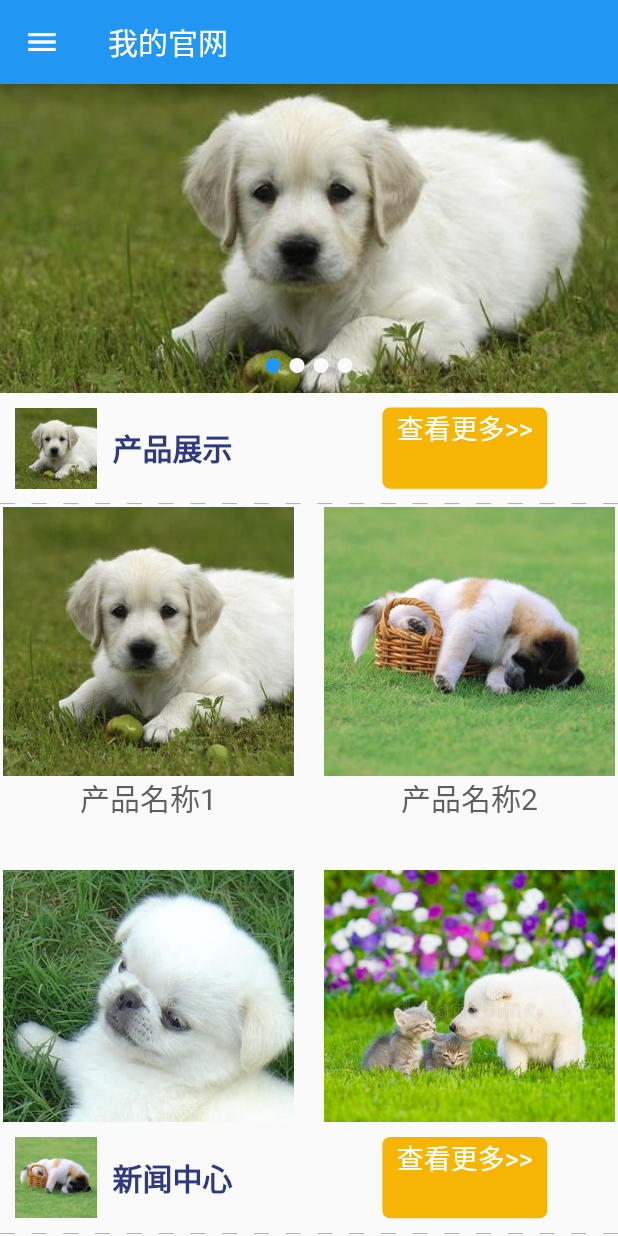
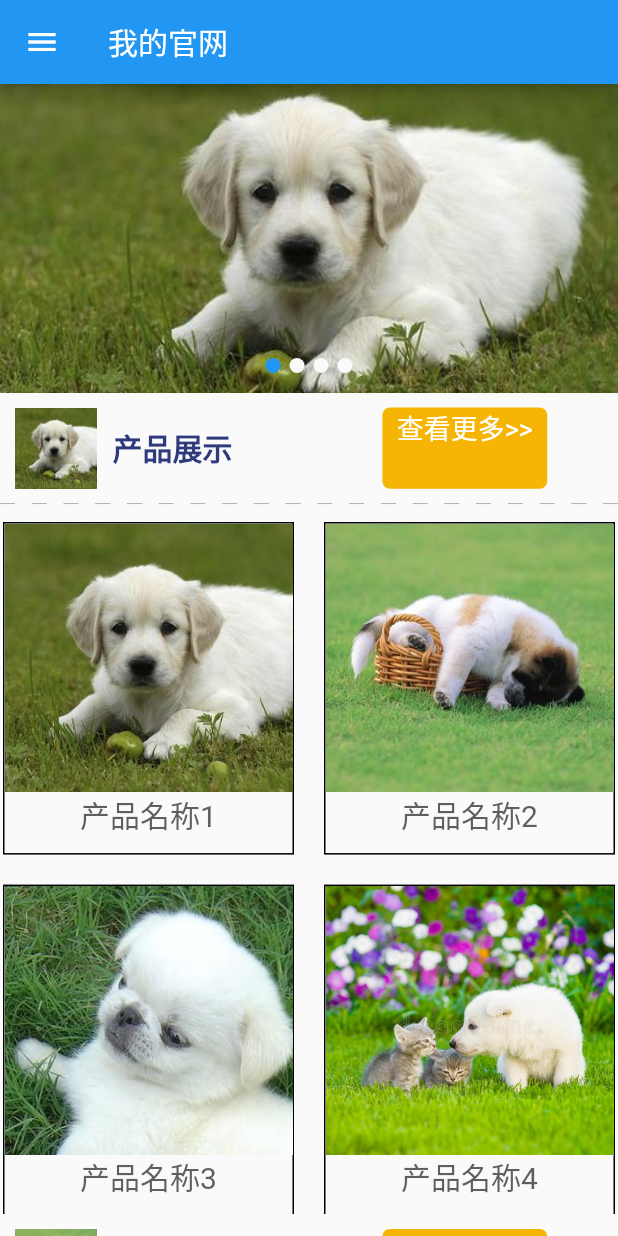
Before and after one commit to waltkong/flutter_walt_enterprise, a Flutter app: the screen it shows after launch, on a phone screen of 412 x 824 dp. Run offline on Flutter 3.47's test engine with Material 2 defaults, Android fonts, the phone set to English and light mode, and no system bars; our stand-ins replace flutter_screenutil, flutter_swiper.

Commit message:
首页布局完毕

```diff
--- /dev/null
+++ b/flutter_walt_enterprise/lib/datas/about_us_data.dart
@@ -0,0 +1,17 @@
+class AboutUsData{
+
+  static Map data = {
+    'image':'assets/images/dog5.jpg',
+    'content': '某某制造集团有限公司，总部位于中国广州，成立于1989年，2004年在香港上市经过多年的发展，某某制造集团有限公司以是中国名牌及广东省省重点培育和发展的国际知名品牌。公司是全球领先的钣金设备制造商之一，中国领先的钣金设备生产商之一。秉承“步步攀高，孜孜求精”的企业精神，某某制造以“为人类文明传递进步动力”为己任，不断加强内部管理的精细化、专业化和市场发展的国际化。凭借先进的技术、可靠的质量和周到服务，'
+        '某某制造已成为全球业内最具竞争力的合作伙伴之一。国家技术创新示范企业公司拥有国家认定企业技术中心，及省级工某某制造集团有限公司，总部位于中国广州，成立于1989年，2004年在香港上市经过多年的发展，某某制造集团有限公司以是中国名牌及广东省省重点培育和发展的国际知名品牌。公司是全球领先的钣金设备制造商之一，中国领先的钣金设备生产商之一。秉承“步步攀高，孜孜求精”的企业精神，某某制造以“为人类文明传递进步动力”为己任，不断加强内部管理的精细化、专业化和市场发展的国际化。凭借先进的技术、可靠的质量和周到服务，'
+        '某某制造已成为全球业内最具竞争力的合作伙伴之一。国家技术创新示范企业公司拥有国家认定企业技术中心，及省级工某某制造集团有限公司，总部位于中国广州，成立于1989年，2004年在香港上市经过多年的发展，某某制造集团有限公司以是中国名牌及广东省省重点培育和发展的国际知名品牌。公司是全球领先的钣金设备制造商之一，中国领先的钣金设备生产商之一。秉承“步步攀高，孜孜求精”的企业精神，某某制造以“为人类文明传递进步动力”为己任，不断加强内部管理的精细化、专业化和市场发展的国际化。凭借先进的技术、可靠的质量和周到服务，'
+        '某某制造已成为全球业内最具竞争力的合作伙伴之一。国家技术创新示范企业公司拥有国家认定企业技术中心，及省级工',
+    'address':'广东省广州市天河区某某工业区88号',
+    'phone':'400-123-4567',
+    'email':'aaaaaaa@email.com',
+    'wechat':'assets/images/dog4.jpg',
+    'user': '马云',
+  };
+
+
+}
--- /dev/null
+++ b/flutter_walt_enterprise/lib/datas/news_data.dart
@@ -0,0 +1,96 @@
+class NewsData{
+
+  static List list = [
+    {
+      'time_ym':'2019-11',
+      'time_d':'03',
+      'id':'1',
+      'image':'assets/images/dog1.jpg',
+      'name':'花开花落，其实应该与季节无关吧1',
+      'description':'路依旧还是那条路，当多少年过去，离往事越来越远，便也没再追寻。于是就想到要去寻梦，去找寻一种久违的心情，看那桃花是否依旧笑春风',
+      'content':'有谁能够挽留住那些花朵？听任淡淡的清香揪心的惆怅。是否也在回忆那淡淡的雨夜，那盈盈的绿叶？而我终是做着这个世上最无聊之事，闲看花开花落，徒留伤心往事。故人总是说，曾经沧海难为水，除却巫山不是云。那端起的酒杯也过是这个故事里应该有的道具而已，是谁为谁青杏煮酒，是谁为谁梅子雨冷，是谁为谁衣带渐宽终不悔，是谁为谁滴不尽相思血泪抛红豆，那么又是谁为谁开不完春柳春花满画楼？',
+    },
+    {
+      'time_ym':'2019-12',
+      'time_d':'04',
+      'id':'2',
+      'image':'assets/images/dog2.jpg',
+      'name':'蜘蛛不会飞翔，但它能够把网凌结在半空中2',
+      'description':'一天，我发现，一只黑蜘蛛在后院的两檐之间结了一张很大的网。难道蜘蛛会飞？',
+      'content':'一天，我发现，一只黑蜘蛛在后院的两檐之间结了一张很大的网。难道蜘蛛会飞？要不，从这个檐头到那个檐头，中间有一丈余宽，第一根线是怎么拉过去的？后来，我发现蜘蛛走了许多弯路--从一个檐头起，打结，顺墙而下，一步一步向前爬，小心翼翼，翘起尾部，不让丝沾到地面的沙石或别的物体上，走过空地，再爬上对面的檐头，高度差不多了，再把丝收紧，以后也是如此。启示：蜘蛛不会飞翔，但它能够把网凌结在半空中。它是勤奋、敏感、沉默而坚韧的昆虫，它的网制得精巧而规矩，八卦形地张开，仿佛得到神助。这样的成绩，使人不由想起那些沉默寡言的人和一些深藏不露的智者。于是，我记住了蜘蛛不会飞翔，但它照样把网结在空中。奇迹是执着者造成的。'
+    },
+    {
+      'time_ym':'2019-12',
+      'time_d':'05',
+      'id':'3',
+      'image':'assets/images/dog3.jpg',
+      'name':'要养成成功的习惯3',
+      'description':'守时；写点日记，不要太依靠记忆；随时记录想到的灵感；把重要的观念、方法写下来，随时提示自己；走路比平时快30%，肢体语言健康有力，不懒散、萎靡；',
+      'content':'一天，我发现，一只黑蜘蛛在后院的两檐之间结了一张很大的网。难道蜘蛛会飞？要不，从这个檐头到那个檐头，中间有一丈余宽，第一根线是怎么拉过去的？后来，我发现蜘蛛走了许多弯路--从一个檐头起，打结，顺墙而下，一步一步向前爬，小心翼翼，翘起尾部，不让丝沾到地面的沙石或别的物体上，走过空地，再爬上对面的檐头，高度差不多了，再把丝收紧，以后也是如此。启示：蜘蛛不会飞翔，但它能够把网凌结在半空中。它是勤奋、敏感、沉默而坚韧的昆虫，它的网制得精巧而规矩，八卦形地张开，仿佛得到神助。这样的成绩，使人不由想起那些沉默寡言的人和一些深藏不露的智者。于是，我记住了蜘蛛不会飞翔，但它照样把网结在空中。奇迹是执着者造成的。'
+    },
+    {
+      'time_ym':'2019-12',
+      'time_d':'06',
+      'id':'4',
+      'image':'assets/images/dog4.jpg',
+      'name':'花开花落，其实应该与季节无关吧4',
+      'description':'路依旧还是那条路，当多少年过去，离往事越来越远，便也没再追寻。于是就想到要去寻梦，去找寻一种久违的心情，看那桃花是否依旧笑春风',
+      'content':'有谁能够挽留住那些花朵？听任淡淡的清香揪心的惆怅。是否也在回忆那淡淡的雨夜，那盈盈的绿叶？而我终是做着这个世上最无聊之事，闲看花开花落，徒留伤心往事。故人总是说，曾经沧海难为水，除却巫山不是云。那端起的酒杯也过是这个故事里应该有的道具而已，是谁为谁青杏煮酒，是谁为谁梅子雨冷，是谁为谁衣带渐宽终不悔，是谁为谁滴不尽相思血泪抛红豆，那么又是谁为谁开不完春柳春花满画楼？'
+    },
+    {
+      'time_ym':'2019-12',
+      'time_d':'07',
+      'id':'5',
+      'image':'assets/images/dog4.jpg',
+      'name':'花开花落，其实应该与季节无关吧5',
+      'description':'路依旧还是那条路，当多少年过去，离往事越来越远，便也没再追寻。于是就想到要去寻梦，去找寻一种久违的心情，看那桃花是否依旧笑春风',
+      'content':'有谁能够挽留住那些花朵？听任淡淡的清香揪心的惆怅。是否也在回忆那淡淡的雨夜，那盈盈的绿叶？而我终是做着这个世上最无聊之事，闲看花开花落，徒留伤心往事。故人总是说，曾经沧海难为水，除却巫山不是云。那端起的酒杯也过是这个故事里应该有的道具而已，是谁为谁青杏煮酒，是谁为谁梅子雨冷，是谁为谁衣带渐宽终不悔，是谁为谁滴不尽相思血泪抛红豆，那么又是谁为谁开不完春柳春花满画楼？'
+    },
+    {
+      'time_ym':'2019-12',
+      'time_d':'07',
+      'id':'6',
+      'image':'assets/images/dog4.jpg',
+      'name':'花开花落，其实应该与季节无关吧6',
+      'description':'路依旧还是那条路，当多少年过去，离往事越来越远，便也没再追寻。于是就想到要去寻梦，去找寻一种久违的心情，看那桃花是否依旧笑春风',
+      'content':'有谁能够挽留住那些花朵？听任淡淡的清香揪心的惆怅。是否也在回忆那淡淡的雨夜，那盈盈的绿叶？而我终是做着这个世上最无聊之事，闲看花开花落，徒留伤心往事。故人总是说，曾经沧海难为水，除却巫山不是云。那端起的酒杯也过是这个故事里应该有的道具而已，是谁为谁青杏煮酒，是谁为谁梅子雨冷，是谁为谁衣带渐宽终不悔，是谁为谁滴不尽相思血泪抛红豆，那么又是谁为谁开不完春柳春花满画楼？'
+    },
+    {
+      'time_ym':'2019-12',
+      'time_d':'07',
+      'id':'7',
+      'image':'assets/images/dog4.jpg',
+      'name':'花开花落，其实应该与季节无关吧7',
+      'description':'路依旧还是那条路，当多少年过去，离往事越来越远，便也没再追寻。于是就想到要去寻梦，去找寻一种久违的心情，看那桃花是否依旧笑春风',
+      'content':'有谁能够挽留住那些花朵？听任淡淡的清香揪心的惆怅。是否也在回忆那淡淡的雨夜，那盈盈的绿叶？而我终是做着这个世上最无聊之事，闲看花开花落，徒留伤心往事。故人总是说，曾经沧海难为水，除却巫山不是云。那端起的酒杯也过是这个故事里应该有的道具而已，是谁为谁青杏煮酒，是谁为谁梅子雨冷，是谁为谁衣带渐宽终不悔，是谁为谁滴不尽相思血泪抛红豆，那么又是谁为谁开不完春柳春花满画楼？'
+    },
+    {
+      'time_ym':'2019-12',
+      'time_d':'08',
+      'id':'8',
+      'image':'assets/images/dog4.jpg',
+      'name':'花开花落，其实应该与季节无关吧8',
+      'description':'路依旧还是那条路，当多少年过去，离往事越来越远，便也没再追寻。于是就想到要去寻梦，去找寻一种久违的心情，看那桃花是否依旧笑春风',
+      'content':'有谁能够挽留住那些花朵？听任淡淡的清香揪心的惆怅。是否也在回忆那淡淡的雨夜，那盈盈的绿叶？而我终是做着这个世上最无聊之事，闲看花开花落，徒留伤心往事。故人总是说，曾经沧海难为水，除却巫山不是云。那端起的酒杯也过是这个故事里应该有的道具而已，是谁为谁青杏煮酒，是谁为谁梅子雨冷，是谁为谁衣带渐宽终不悔，是谁为谁滴不尽相思血泪抛红豆，那么又是谁为谁开不完春柳春花满画楼？'
+    },
+    {
+      'time_ym':'2018-12',
+      'time_d':'07',
+      'id':'9',
+      'image':'assets/images/dog4.jpg',
+      'name':'花开花落，其实应该与季节无关吧9',
+      'description':'路依旧还是那条路，当多少年过去，离往事越来越远，便也没再追寻。于是就想到要去寻梦，去找寻一种久违的心情，看那桃花是否依旧笑春风',
+      'content':'有谁能够挽留住那些花朵？听任淡淡的清香揪心的惆怅。是否也在回忆那淡淡的雨夜，那盈盈的绿叶？而我终是做着这个世上最无聊之事，闲看花开花落，徒留伤心往事。故人总是说，曾经沧海难为水，除却巫山不是云。那端起的酒杯也过是这个故事里应该有的道具而已，是谁为谁青杏煮酒，是谁为谁梅子雨冷，是谁为谁衣带渐宽终不悔，是谁为谁滴不尽相思血泪抛红豆，那么又是谁为谁开不完春柳春花满画楼？'
+    },
+    {
+      'time_ym':'2018-12',
+      'time_d':'07',
+      'id':'10',
+      'image':'assets/images/dog4.jpg',
+      'name':'花开花落，其实应该与季节无关吧10',
+      'description':'路依旧还是那条路，当多少年过去，离往事越来越远，便也没再追寻。于是就想到要去寻梦，去找寻一种久违的心情，看那桃花是否依旧笑春风',
+      'content':'有谁能够挽留住那些花朵？听任淡淡的清香揪心的惆怅。是否也在回忆那淡淡的雨夜，那盈盈的绿叶？而我终是做着这个世上最无聊之事，闲看花开花落，徒留伤心往事。故人总是说，曾经沧海难为水，除却巫山不是云。那端起的酒杯也过是这个故事里应该有的道具而已，是谁为谁青杏煮酒，是谁为谁梅子雨冷，是谁为谁衣带渐宽终不悔，是谁为谁滴不尽相思血泪抛红豆，那么又是谁为谁开不完春柳春花满画楼？'
+    },
+  ];
+
+}
--- a/flutter_walt_enterprise/lib/pages/index_page.dart
+++ b/flutter_walt_enterprise/lib/pages/index_page.dart
@@ -4,8 +4,11 @@ import 'package:flutter_walt_enterprise/components/drawer_component.dart';
 import 'package:flutter_screenutil/flutter_screenutil.dart';
 import 'package:flutter_walt_enterprise/components/banner_component.dart';
 import 'package:flutter_walt_enterprise/components/my_separator.dart';
+
 import 'package:flutter_walt_enterprise/datas/product_data.dart';
 import 'package:flutter_walt_enterprise/datas/banner_data.dart';
+import 'package:flutter_walt_enterprise/datas/news_data.dart';
+import 'package:flutter_walt_enterprise/datas/about_us_data.dart';
 
 class IndexPageHome extends StatelessWidget {
   @override
@@ -24,6 +27,8 @@ class _IndexPageState extends State<IndexPage> {
 
   List _bannerList;
   List _productList;
+  List _newsList;
+  Map _aboutUsInfo;
 
 
   @override
@@ -32,6 +37,13 @@ class _IndexPageState extends State<IndexPage> {
 
     this._bannerList = BannerData.list;
     this._productList = ProductData.list;
+
+    this._productList.retainWhere((element) => int.parse(element['id']) <5 );
+
+    this._newsList  = NewsData.list;
+    this._newsList.retainWhere((element) => int.parse(element['id']) <5 );
+
+    this._aboutUsInfo = AboutUsData.data;
   }
 
   @override
@@ -61,20 +73,169 @@ class _IndexPageState extends State<IndexPage> {
               MySeparator(height: 0.2,),
               _productListBox(),
 
-
               _commonHeader('assets/images/dog2.jpg','新闻中心',''),
               MySeparator(height: 0.2,),
-              _commonHeader('assets/images/dog2.jpg','新闻中心',''),
+              _newsListBox(),
+
+              _commonHeader('assets/images/dog2.jpg','关于我们',''),
               MySeparator(height: 0.2,),
-              _commonHeader('assets/images/dog2.jpg','新闻中心',''),
+              _aboutUsBox(),
+
+              _commonHeader('assets/images/dog2.jpg','联系我们',''),
               MySeparator(height: 0.2,),
-              _commonHeader('assets/images/dog2.jpg','新闻中心',''),
-              MySeparator(height: 0.2,),
-
+              _contactUsBox(),
 
             ],
           ),
         ),
+      ),
+    );
+  }
+
+  Widget _contactUsBox(){
+    return Container(
+      margin: EdgeInsets.only(top:10),
+      padding: EdgeInsets.all(5),
+      child: Column(
+        crossAxisAlignment: CrossAxisAlignment.start,
+        children: <Widget>[
+
+          Container(
+            height: ScreenUtil().setHeight(100),
+            child: Text(
+              "公司地址： ${_aboutUsInfo['address']}",
+              style: TextStyle(fontSize: 18),
+              textAlign: TextAlign.left,
+            ),
+          ),
+
+          Container(
+            height: ScreenUtil().setHeight(100),
+            child: Text(
+                "联系电话： ${_aboutUsInfo['phone']}",
+              style: TextStyle(fontSize: 18),
+              textAlign: TextAlign.left,
+            ),
+          ),
+
+          Container(
+            height: ScreenUtil().setHeight(100),
+            child: Text(
+                "联系人： ${_aboutUsInfo['user']}",
+              style: TextStyle(fontSize: 18),
+              textAlign: TextAlign.left,
+            ),
+          ),
+
+
+
+        ],
+      ),
+    );
+  }
+
+
+  Widget _aboutUsBox(){
+    return Container(
+      margin: EdgeInsets.only(top:10),
+      padding: EdgeInsets.all(5),
+      child: Column(
+        children: <Widget>[
+
+          Image.asset(_aboutUsInfo['image'],
+            width: ScreenUtil().setWidth(730),
+            height: ScreenUtil().setHeight(400),
+            fit: BoxFit.cover,
+          ),
+
+          Container(
+            width: ScreenUtil().setWidth(730),
+            height: ScreenUtil().setHeight(450),
+            child: Text(
+              _aboutUsInfo['content'],
+              style: TextStyle(
+                color: Color.fromRGBO(153,153,153, 1),
+                fontSize: 18,
+              ),
+              overflow:TextOverflow.ellipsis,
+              maxLines: 8,
+            ),
+          ),
+
+
+
+        ],
+      ),
+    );
+  }
+
+
+
+  Widget _newsListBox(){
+    return Container(
+      margin: EdgeInsets.only(top:10),
+      child: Column(
+        children: _getNewsListWidget(),
+      ),
+    );
+  }
+
+
+  List<Widget> _getNewsListWidget(){
+    return _newsList.map((item){
+      return _newsItem(item);
+    }).toList();
+  }
+
+  Widget _newsItem(Map item){
+    return Container(
+      width: ScreenUtil().setWidth(750),
+      height: ScreenUtil().setHeight(200),
+      padding: EdgeInsets.all(10),
+      child:   Row(
+        mainAxisAlignment: MainAxisAlignment.start,
+        children: <Widget>[
+
+          Container(
+            width: ScreenUtil().setWidth(160),
+            height:  ScreenUtil().setHeight(160),
+            decoration: BoxDecoration(
+              borderRadius: BorderRadius.all(Radius.circular(10)),
+              color: Color.fromRGBO(46,58,124, 1),
+            ),
+            child: Column(
+              children: <Widget>[
+                Text(item['time_d'],textAlign: TextAlign.center,style: TextStyle(fontSize: 20,color: Colors.white),),
+                Text(item['time_ym'],textAlign: TextAlign.center,style: TextStyle(fontSize: 14,color: Colors.white),),
+              ],
+            ),
+          ),
+
+          Container(
+            margin: EdgeInsets.only(left: 10,right: 10),
+            width: ScreenUtil().setWidth(450),
+            height:  ScreenUtil().setHeight(160),
+            child: Column(
+              children: <Widget>[
+                Container(
+                  child: Text(item['name'],
+                    textAlign: TextAlign.left,
+                    style: TextStyle(fontSize: 20,color: Colors.black,fontWeight: FontWeight.w300),
+                    overflow: TextOverflow.ellipsis,),
+                ),
+                Container(
+                  child: Text(item['description'],
+                    textAlign: TextAlign.left,
+                    style: TextStyle(fontSize: 16,color: Colors.black),
+                    overflow: TextOverflow.ellipsis,
+                  ),
+
+                ),
+              ],
+            ),
+          ),
+
+        ],
       ),
     );
   }
@@ -89,7 +250,15 @@ class _IndexPageState extends State<IndexPage> {
   Widget _productItem(Map item){
     return Container(
       width: ScreenUtil().setWidth(370),
-      height: ScreenUtil().setHeight(370),
+      height: ScreenUtil().setHeight(340),
+      decoration: BoxDecoration(
+        border: Border(
+          left:BorderSide(style: BorderStyle.solid),
+          right: BorderSide(style: BorderStyle.solid),
+          top: BorderSide(style: BorderStyle.solid),
+          bottom: BorderSide(style: BorderStyle.solid),
+        ),
+      ),
       child: Column(
         children: <Widget>[
           Image.asset(item['image'],
@@ -99,7 +268,7 @@ class _IndexPageState extends State<IndexPage> {
           ),
           Container(
             width: ScreenUtil().setWidth(370),
-            height: ScreenUtil().setHeight(78),
+            height: ScreenUtil().setHeight(48),
             child: Text(item['name'],
               textAlign: TextAlign.center,
               style: TextStyle(
@@ -118,7 +287,8 @@ class _IndexPageState extends State<IndexPage> {
   Widget _productListBox(){
     return Container(
       width: ScreenUtil().setWidth(750),
-      height: ScreenUtil().setWidth(750),
+      height: ScreenUtil().setHeight(750),
+      margin: EdgeInsets.only(top:10),
       child: GridView.count(
         children: _getProductListWidget(),
         crossAxisCount: 2,
```
